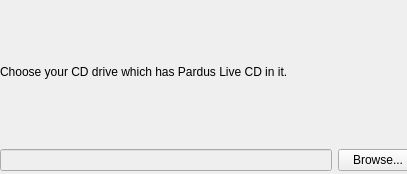
Old version of the form playground/gsoc/PaW/src/gui/widgetOptCD.ui in the repository pars-linux/uludag.
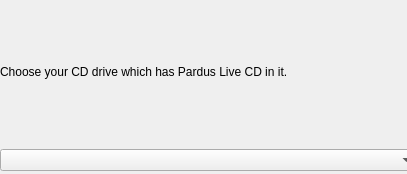
New version of the form.

Commit message: using CD/DVD as an installation source. gui modifications, CD drive controls.

The edit to the form file:
```diff
--- a/playground/gsoc/PaW/src/gui/widgetOptCD.ui
+++ b/playground/gsoc/PaW/src/gui/widgetOptCD.ui
@@ -33,18 +33,7 @@
     <item>
      <layout class="QHBoxLayout" name="horizontalLayout">
       <item>
-       <widget class="QLineEdit" name="txtPath">
-        <property name="enabled">
-         <bool>false</bool>
-        </property>
-       </widget>
-      </item>
-      <item>
-       <widget class="QPushButton" name="btnBrowse">
-        <property name="text">
-         <string>Browse...</string>
-        </property>
-       </widget>
+       <widget class="QComboBox" name="comboDrive"/>
       </item>
      </layout>
     </item>
```
The commit also changes 10 other files.
